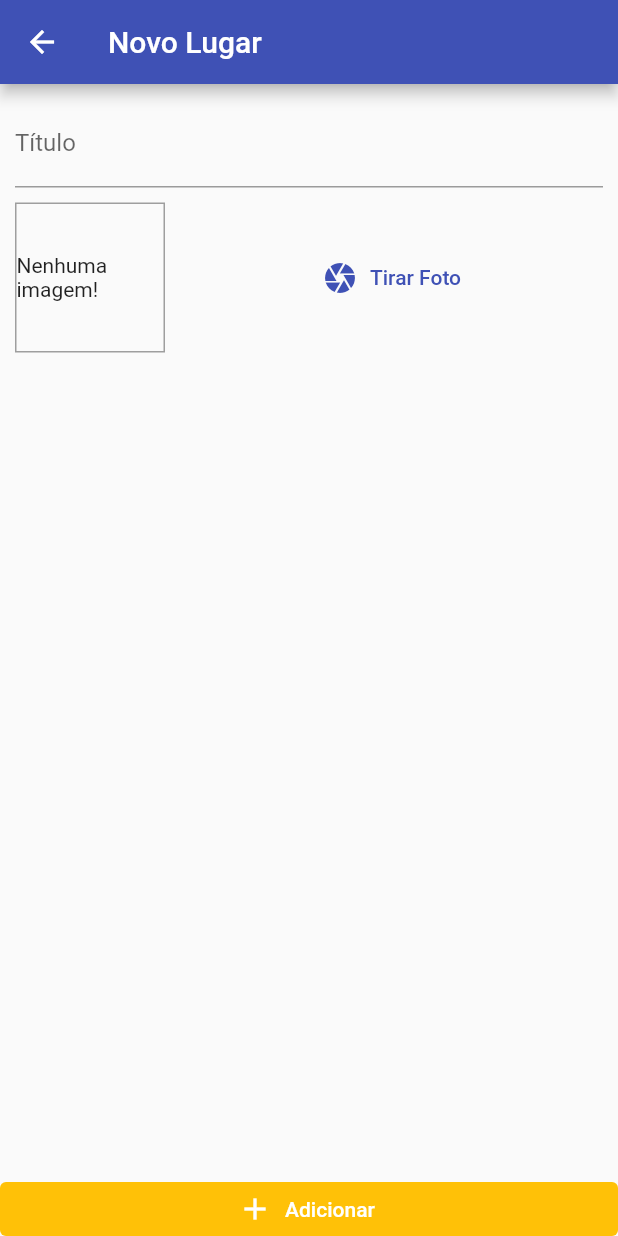
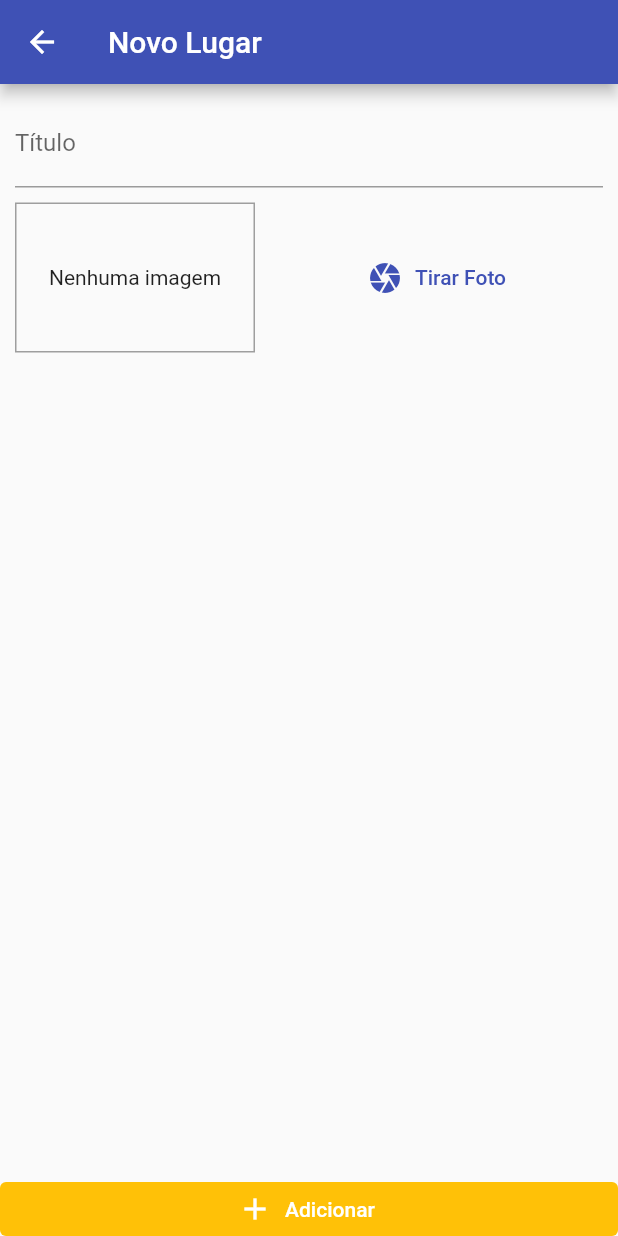
Before and after one commit to dfdevelloper/great_places_app, a Flutter app: the screen it shows after launch, after a tap on the "add" icon, on a phone screen of 412 x 824 dp. Run offline on Flutter 3.47's test engine with Material 2 defaults, Android fonts, the phone set to English and light mode, and no system bars; our stand-ins replace image_picker.

Commit message:
start add place list

```diff
--- a/lib/main.dart
+++ b/lib/main.dart
@@ -1,7 +1,9 @@
 import 'package:flutter/material.dart';
 import 'package:great_places_app/pages/place_form_screen.dart';
 import 'package:great_places_app/pages/places_list_screen.dart';
+import 'package:great_places_app/providers/great_places.dart';
 import 'package:great_places_app/utils/app_routes.dart';
+import 'package:provider/provider.dart';
 
 void main() {
   runApp(MyApp());
@@ -11,7 +13,9 @@ class MyApp extends StatelessWidget {
   // This widget is the root of your application.
   @override
   Widget build(BuildContext context) {
-    return MaterialApp(
+    return ChangeNotifierProvider(
+      create: (ctx) => GreatPlaces(),
+      child: MaterialApp(
         title: 'Great Places',
         theme: ThemeData(
             primarySwatch: Colors.indigo,
@@ -21,6 +25,7 @@ class MyApp extends StatelessWidget {
         routes: {
           AppRoutes.PLACE_FORM: (ctx) => PlaceFormScreen(),
         },
+      ),
     );
   }
 }
--- a/lib/models/places.dart
+++ b/lib/models/places.dart
@@ -15,13 +15,13 @@ class PlaceLocation {
 class Place {
   final String id;
   final String title;
-  final PlaceLocation location;
+  final PlaceLocation? location;
   final File img;
 
   Place({
     required this.id,
     required this.title,
-    required this.location,
     required this.img,
+    this.location,
   });
 }
--- a/lib/pages/places_list_screen.dart
+++ b/lib/pages/places_list_screen.dart
@@ -1,5 +1,7 @@
 import 'package:flutter/material.dart';
+import 'package:great_places_app/providers/great_places.dart';
 import 'package:great_places_app/utils/app_routes.dart';
+import 'package:provider/provider.dart';
 
 class PlacesListScreen extends StatelessWidget {
   @override
@@ -16,8 +18,24 @@ class PlacesListScreen extends StatelessWidget {
           )
         ],
       ),
-      body: Center(
-        child: CircularProgressIndicator(),
+      body: Consumer<GreatPlaces>(
+        child: Center(
+          child: Text('Nenhum local cadastrado!'),
+        ),
+        builder: (ctx, greatPlaces, child) => greatPlaces.itemsCount == 0
+            ? child!
+            : ListView.builder(
+                itemCount: greatPlaces.itemsCount,
+                itemBuilder: (ctx, i) => ListTile(
+                  leading: CircleAvatar(
+                    backgroundImage: FileImage(
+                      greatPlaces.itemByIndex(i).img,
+                    ),
+                  ),
+                  title: Text(greatPlaces.itemByIndex(i).title),
+                  onTap: () {},
+                ),
+              ),
       ),
     );
   }
--- a/lib/widgets/image_input.dart
+++ b/lib/widgets/image_input.dart
@@ -1,17 +1,46 @@
+import 'dart:io';
+
 import 'package:flutter/material.dart';
+import 'package:image_picker/image_picker.dart';
+import 'package:path_provider/path_provider.dart' as syspath;
+import 'package:path/path.dart' as path;
 
 class ImageInput extends StatefulWidget {
+  final Function onSelectImage;
+
+  ImageInput({required this.onSelectImage});
+
   @override
   _ImageInputState createState() => _ImageInputState();
 }
 
 class _ImageInputState extends State<ImageInput> {
+  File? _storedImage;
+
+  _takePicture() async {
+    final ImagePicker _picker = ImagePicker();
+    XFile file = await _picker.pickImage(
+      source: ImageSource.camera,
+      maxWidth: 600,
+    ) as XFile;
+
+    setState(() {
+      _storedImage = File(file.path);
+    });
+
+    final appDir = await syspath.getApplicationDocumentsDirectory();
+    String fileName = path.basename(_storedImage?.path ?? '');
+    final savedImage = await _storedImage?.copy('${appDir.path}/$fileName');
+
+    widget.onSelectImage(savedImage);
+  }
+
   @override
   Widget build(BuildContext context) {
     return Row(
       children: <Widget>[
         Container(
-          width: 100,
+          width: 160,
           height: 100,
           decoration: BoxDecoration(
             border: Border.all(
@@ -20,14 +49,20 @@ class _ImageInputState extends State<ImageInput> {
             ),
           ),
           alignment: Alignment.center,
-          child: Text('Nenhuma imagem!'),
+          child: _storedImage != null
+              ? Image.file(
+                  _storedImage!,
+                  width: double.infinity,
+                  fit: BoxFit.cover,
+                )
+              : Text('Nenhuma imagem'),
         ),
         SizedBox(
           width: 10,
         ),
         Expanded(
           child: TextButton.icon(
-            onPressed: () {},
+            onPressed: _takePicture,
             icon: Icon(Icons.camera),
             label: Text('Tirar Foto'),
           ),
--- a/pubspec.yaml
+++ b/pubspec.yaml
@@ -29,6 +29,9 @@ dependencies:
   # Use with the CupertinoIcons class for iOS style icons.
   cupertino_icons: ^1.0.2
   provider: ^6.0.2
+  image_picker: ^0.8.4+1
+  path_provider: ^2.0.4
+  path: ^1.8.0
 
 dev_dependencies:
   flutter_test:
```
Also changed, not shown: lib/pages/place_form_screen.dart (+19 -2 lines), lib/providers/great_places.dart (+19 -4 lines), pubspec.lock. Lines whose indentation alone changed are shown as unchanged.
